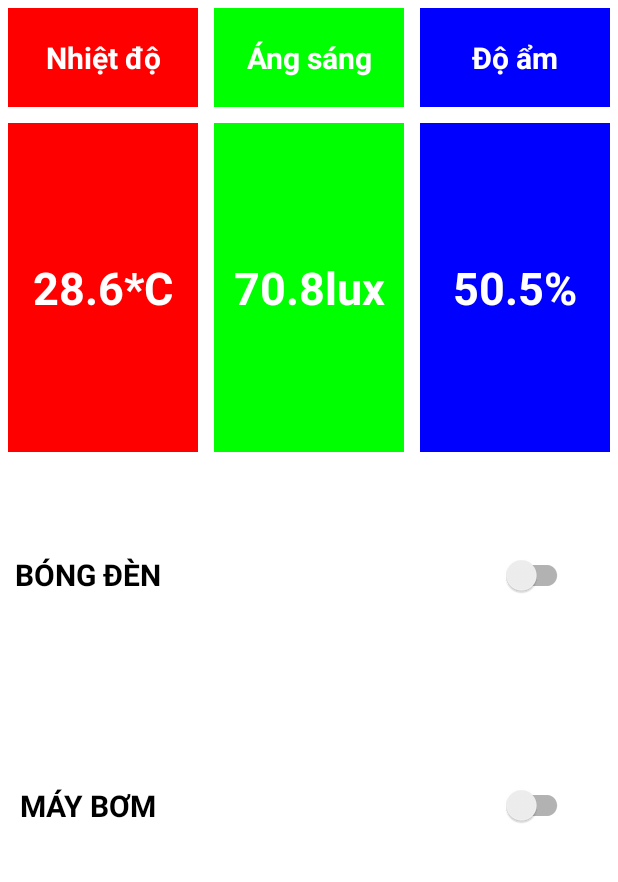
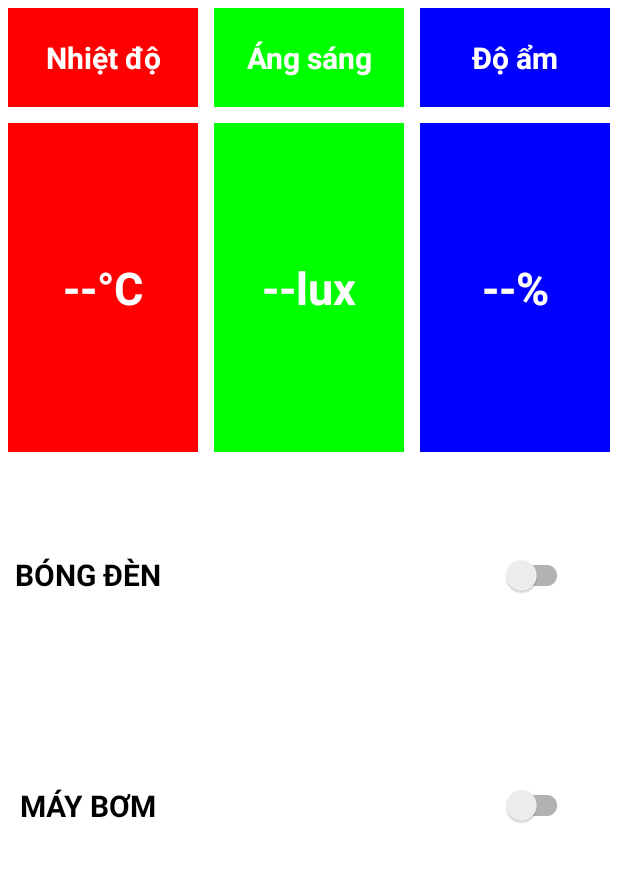
Before and after one commit to tienngo02/IOT_LAB, an Android app: the screen it shows after launch (MainActivity), on a phone screen of 412 x 824 dp, the part 199-1081 px from its top. Run offline under Robolectric (Android 15) with nearby library versions, the light colour scheme and no system bars; libraries missing offline, so code that uses them is left out: com.github.angads25.toggle, org.eclipse.paho; plain views replace LabeledSwitch; 13 statements that could not run were skipped.

Commit message:
update app new function

```diff
--- a/DemoIoT/app/build.gradle
+++ b/DemoIoT/app/build.gradle
@@ -39,5 +39,4 @@ dependencies {
     implementation 'org.eclipse.paho:org.eclipse.paho.client.mqttv3:1.1.0'
     implementation 'org.eclipse.paho:org.eclipse.paho.android.service:1.1.1'
     implementation 'com.github.angads25:toggle:1.1.0'
-    implementation 'com.squareup.okhttp3:okhttp:4.9.1'
 }
--- a/DemoIoT/app/src/main/java/bku/iot/demoiot/MQTTHelper.java
+++ b/DemoIoT/app/src/main/java/bku/iot/demoiot/MQTTHelper.java
@@ -22,7 +22,7 @@ public class MQTTHelper {
     public MqttAndroidClient mqttAndroidClient;
 
     public final String[] arrayTopics = {"nvtien/feeds/sensor1", "nvtien/feeds/sensor2", "nvtien/feeds/sensor3",
-                                         "nvtien/feeds/button1", "nvtien/feeds/button2"};
+                                         "nvtien/feeds/button1", "nvtien/feeds/button2", "nvtien/feeds/check"};
 
     final String clientId = "123456789";
     final String username = "nvtien";
--- a/DemoIoT/app/src/main/java/bku/iot/demoiot/MainActivity.java
+++ b/DemoIoT/app/src/main/java/bku/iot/demoiot/MainActivity.java
@@ -4,6 +4,7 @@ import androidx.appcompat.app.AppCompatActivity;
 
 import android.content.Intent;
 import android.content.SharedPreferences;
+import android.os.AsyncTask;
 import android.os.Bundle;
 import android.text.TextUtils;
 import android.util.Log;
@@ -23,12 +24,14 @@ import org.eclipse.paho.client.mqttv3.MqttMessage;
 
 import java.nio.charset.Charset;
 
-import java.io.*;
+import org.json.JSONException;
+import org.json.JSONObject;
+
+import java.io.BufferedReader;
+import java.io.IOException;
+import java.io.InputStreamReader;
 import java.net.HttpURLConnection;
 import java.net.URL;
-import org.json.JSONException;
-import org.json.JSONObject;
-import org.json.JSONArray;
 
 
 public class MainActivity extends AppCompatActivity {
@@ -37,17 +40,16 @@ public class MainActivity extends AppCompatActivity {
     TextView txtTemp, txtLig, txtHumi;
     LabeledSwitch btnLED, btnPUMP;
     ImageButton btnSettings, btnError;
+    String check = "0";
 
     private String password = "aio_dAjN47GWlQwyiMtudpF1uVaiTS";
 
-    String[] array_feed_url = {"https://io.adafruit.com/api/v2/nvtien/feeds/sensor1/data",
-                               "https://io.adafruit.com/api/v2/nvtien/feeds/sensor2/data",
-                               "https://io.adafruit.com/api/v2/nvtien/feeds/sensor3/data",
-                               "https://io.adafruit.com/api/v2/nvtien/feeds/button1/data",
-                               "https://io.adafruit.com/api/v2/nvtien/feeds/button2/data",};
+    String[] API_FEED_URLS = { "https://io.adafruit.com/api/v2/nvtien/feeds/sensor1",
+                               "https://io.adafruit.com/api/v2/nvtien/feeds/sensor2",
+                               "https://io.adafruit.com/api/v2/nvtien/feeds/sensor3",
+                               "https://io.adafruit.com/api/v2/nvtien/feeds/button1",
+                               "https://io.adafruit.com/api/v2/nvtien/feeds/button2"};
 
-    String[] array_output_file = {"sensor1_data.json", "sensor2_data.json", "sensor3_data.json",
-                                  "button1_data.json", "button2_data.json"};
 
     @Override
     protected void onCreate(Bundle savedInstanceState) {
@@ -66,14 +68,18 @@ public class MainActivity extends AppCompatActivity {
         String aioKey = keyPreferences.getString("aio_key","");
         password = aioKey;
 
+        setDataFromAPIs();
+
         btnLED.setOnToggledListener(new OnToggledListener() {
             @Override
             public void onSwitched(ToggleableView toggleableView, boolean isOn) {
                 if(isOn == true){
                     sendDataMQTT("nvtien/feeds/button1","1");
+                    checkSendData("2", btnLED);
                 }
                 else{
                     sendDataMQTT("nvtien/feeds/button1","0");
+                    checkSendData("1", btnLED);
                 }
             }
         });
@@ -83,9 +89,11 @@ public class MainActivity extends AppCompatActivity {
             public void onSwitched(ToggleableView toggleableView, boolean isOn) {
                 if(isOn == true){
                     sendDataMQTT("nvtien/feeds/button2","1");
+                    checkSendData("4", btnPUMP);
                 }
                 else{
                     sendDataMQTT("nvtien/feeds/button2","0");
+                    checkSendData("3", btnPUMP);
                 }
             }
         });
@@ -112,7 +120,6 @@ public class MainActivity extends AppCompatActivity {
             Log.d("TEST", "setPassword!");
             password = newKey;
         }
-
         startMQTT();
 
 //        if(!mqttHelper.isConnect()){
@@ -191,8 +198,9 @@ public class MainActivity extends AppCompatActivity {
                         btnPUMP.setOn(false);
                     }
                 }
-                else{
-                    Log.d("TEST", "Error" + message.toString());
+                else if(topic.contains("check")){
+                    check = message.toString();
+                    notifyDataUpdated();
                 }
             }
 
@@ -217,4 +225,150 @@ public class MainActivity extends AppCompatActivity {
         errorContainer.setVisibility(View.GONE);
     }
 
+//    public void checkSendData(String dataCheck) {
+//        int count = 0;
+//        while(count < 50 && !check.equals(dataCheck)){
+//            try {
+//                Thread.sleep(100);
+//            } catch (InterruptedException e) {
+//                e.printStackTrace();
+//            }
+//            count++;
+//        }
+//        Log.d("TEST", dataCheck + "***");
+//        Log.d("TEST", check + "***");
+//        if (!check.equals(dataCheck)) showErrorMessage("Gửi Thất bại ");
+//        else hideErrorMessage();
+//    }
+
+    private final Object lock = new Object();
+
+    public void checkSendData(String dataCheck, LabeledSwitch btnDevice) {
+        final long TIMEOUT = 5000; // Thời gian chờ tối đa là 5 giây
+        final long startTime = System.currentTimeMillis();
+
+        showErrorMessage("Đang gửi dữ liệu ");
+//        btnDevice.setEnabled(false);
+        new Thread(() -> {
+            synchronized (lock) {
+                while (!check.equals(dataCheck) && System.currentTimeMillis() - startTime < TIMEOUT) {
+                    try {
+                        lock.wait(TIMEOUT - (System.currentTimeMillis() - startTime)); // Chờ đến khi có dữ liệu hoặc hết thời gian
+                    } catch (InterruptedException e) {
+                        e.printStackTrace();
+                    }
+                }
+
+                if (!check.equals(dataCheck)) {
+                    runOnUiThread(() -> showErrorMessage("Gửi thất bại "));
+//                    btnDevice.setEnabled(true);
+                    if (dataCheck.equals("2")){
+                        btnDevice.setOn(false);
+                        sendDataMQTT("nvtien/feeds/button1","0");
+                    }
+                    else if (dataCheck.equals("4")){
+                        btnDevice.setOn(false);
+                        sendDataMQTT("nvtien/feeds/button2","0");
+                    }
+                    else if (dataCheck.equals("1")){
+                        btnDevice.setOn(true);
+                        sendDataMQTT("nvtien/feeds/button1","1");
+                    }
+                    else {
+                        btnDevice.setOn(true);
+                        sendDataMQTT("nvtien/feeds/button2","1");
+                    }
+
+                } else {
+//                    btnDevice.setEnabled(true);
+                    runOnUiThread(this::hideErrorMessage);
+                }
+
+            }
+        }).start();
+
+
+    }
+
+    // Hàm này được gọi khi dữ liệu check được cập nhật
+    public void notifyDataUpdated() {
+        synchronized (lock) {
+            lock.notify(); // Kích thích luồng đang chờ
+        }
+    }
+
+    private void setDataFromAPIs() {
+            new FetchDataAsyncTask(this).execute(API_FEED_URLS);
+    }
+
+    private static class FetchDataAsyncTask extends AsyncTask<String[], Void, String[]> {
+
+        private MainActivity activity;
+
+        public FetchDataAsyncTask(MainActivity activity) {
+            this.activity = activity;
+        }
+
+        @Override
+        protected String[] doInBackground(String[]... params) {
+            String[] apiUrlArray = params[0];
+            String[] arrayResult = new String[5];
+            int i = 0;
+            for (String apiUrl : apiUrlArray) {
+                StringBuilder result = new StringBuilder();
+                try {
+                    URL url = new URL(apiUrl);
+                    HttpURLConnection connection = (HttpURLConnection) url.openConnection();
+                    BufferedReader reader = new BufferedReader(new InputStreamReader(connection.getInputStream()));
+                    String line;
+                    while ((line = reader.readLine()) != null) {
+                        result.append(line);
+                    }
+                    reader.close();
+                    connection.disconnect();
+                } catch (Exception e) {
+                    e.printStackTrace();
+                    arrayResult[i] = null;
+                }
+                arrayResult[i] = result.toString();
+                i++;
+            }
+            return arrayResult;
+        }
+
+        @Override
+        protected void onPostExecute(String[] arrayResult) {
+            for (String result : arrayResult) {
+                try {
+                    JSONObject json = new JSONObject(result);
+                    String nameFeed = json.getString("name");
+                    String lastValue = json.getString("last_value");
+                    Log.d("TEST", lastValue+" "+nameFeed);
+
+                    if (nameFeed.equals("sensor1")) {
+                        activity.txtTemp.setText(lastValue + "°C");
+                    } else if (nameFeed.equals("sensor2")) {
+                        activity.txtLig.setText(lastValue + "lux");
+                    } else if (nameFeed.equals("sensor3")) {
+                        activity.txtHumi.setText(lastValue + "%");
+                    } else if (nameFeed.equals("button1")) {
+                        if (lastValue.equals("1")) {
+                            activity.btnLED.setOn(true);
+                        } else {
+                            activity.btnLED.setOn(false);
+                        }
+                    } else if (nameFeed.equals("button2")) {
+                        if (lastValue.equals("1")) {
+                            activity.btnPUMP.setOn(true);
+                        } else {
+                            activity.btnPUMP.setOn(false);
+                        }
+                    }
+                } catch (JSONException e) {
+                    e.printStackTrace();
+                }
+            }
+        }
+    }
+
 }
--- a/DemoIoT/app/src/main/res/layout/activity_main.xml
+++ b/DemoIoT/app/src/main/res/layout/activity_main.xml
@@ -125,7 +125,7 @@
             android:layout_weight="1"
             android:background="#ff0000"
             android:gravity="center"
-            android:text="28.6*C"
+            android:text="--°C"
             android:textColor="#ffffff"
             android:textSize="30dp"
             android:textStyle="bold"></TextView>
@@ -138,7 +138,7 @@
             android:layout_weight="1"
             android:background="#00ff00"
             android:gravity="center"
-            android:text="70.8lux"
+            android:text="--lux"
             android:textColor="#ffffff"
             android:textSize="30dp"
             android:textStyle="bold"></TextView>
@@ -151,7 +151,7 @@
             android:layout_weight="1"
             android:background="#0000ff"
             android:gravity="center"
-            android:text="50.5%"
+            android:text="--%"
             android:textColor="#ffffff"
             android:textSize="30dp"
             android:textStyle="bold"></TextView>
```
Also changed, not shown: 2 other files.
